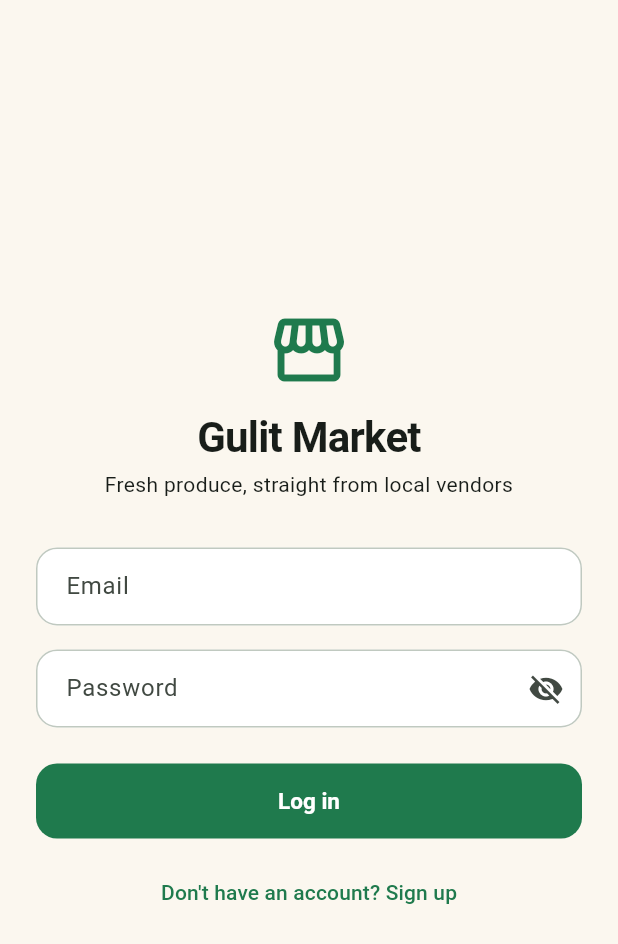
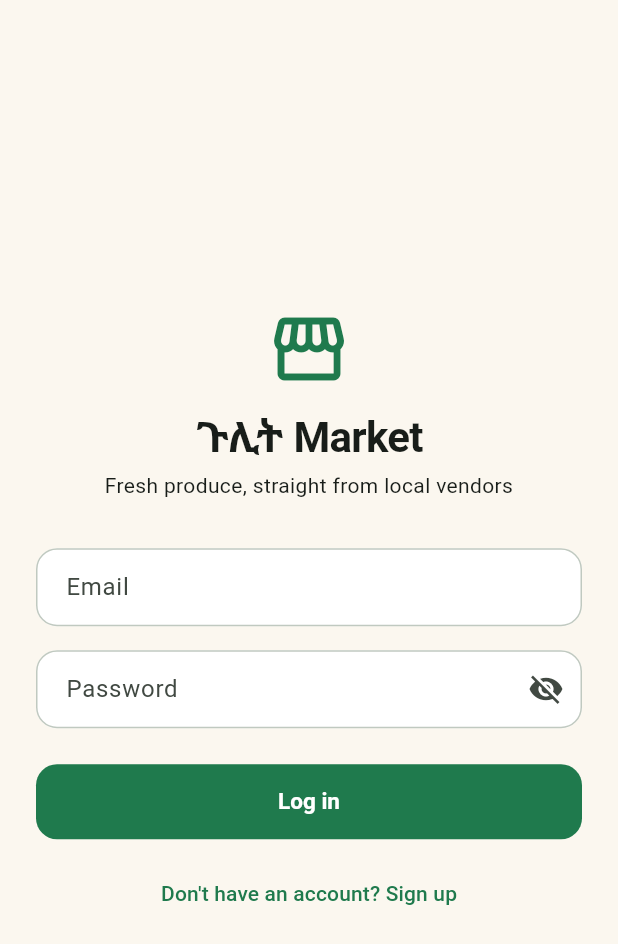
Before and after one commit to Roman0290/Gulit-market, a Flutter app: the screen it shows after launch, on a phone screen of 412 x 824 dp. Shown: the top 944 px of the screen. Run offline on Flutter 3.47's test engine with Material 3 defaults, Android fonts, the phone set to English and light mode, and no system bars; our stand-ins replace shared_preferences; missing offline and left inert: flutter_stripe; accounts and stored records are empty.

Commit message:
Rename displayed app name to ጉሊት Market, add README and Apache 2.0 license
- Updated user-facing display name only (app title/heading, browser tab
  title, Android home-screen label, iOS home-screen label, PWA manifest
  name) - internal package/binary identifiers (pocket_market_app) left
  untouched since renaming those affects build config, not what a user sees
- Rewrote README.md: what the app is and the ጉሊት/gulit naming, feature
  breakdown by role (customer/vendor/admin) reflecting the full backend
  build, tech stack, project structure, and step-by-step run instructions
  for both the API and the Flutter app
- Added LICENSE (Apache 2.0)

```diff
--- a/pocket-market-app/lib/features/auth/presentation/login_screen.dart
+++ b/pocket-market-app/lib/features/auth/presentation/login_screen.dart
@@ -53,7 +53,7 @@ class _LoginScreenState extends State<LoginScreen> {
                   Icon(Icons.storefront, size: 56, color: Theme.of(context).colorScheme.primary),
                   const SizedBox(height: 12),
                   Text(
-                    'Gulit Market',
+                    'ጉሊት Market',
                     textAlign: TextAlign.center,
                     style: Theme.of(context).textTheme.headlineMedium?.copyWith(fontWeight: FontWeight.bold),
                   ),
--- a/pocket-market-app/lib/features/products/presentation/catalog_screen.dart
+++ b/pocket-market-app/lib/features/products/presentation/catalog_screen.dart
@@ -27,7 +27,7 @@ class _CatalogScreenState extends State<CatalogScreen> {
     final provider = context.watch<ProductsProvider>();
 
     return Scaffold(
-      appBar: AppBar(title: const Text('Gulit Market')),
+      appBar: AppBar(title: const Text('ጉሊት Market')),
       body: Column(
         children: [
           Padding(
--- a/pocket-market-app/lib/main.dart
+++ b/pocket-market-app/lib/main.dart
@@ -56,7 +56,7 @@ class PocketMarketApp extends StatelessWidget {
         ChangeNotifierProvider(create: (_) => OrdersProvider(OrdersRepository(apiClient))),
       ],
       child: MaterialApp(
-        title: 'Gulit Market',
+        title: 'ጉሊት Market',
         debugShowCheckedModeBanner: false,
         theme: AppTheme.light(),
         home: const _AuthGate(),
```
Also changed, not shown: 6 other files.
